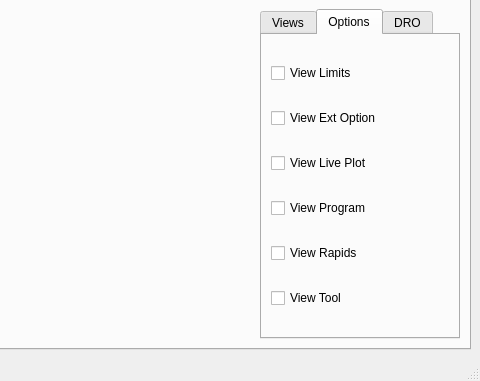
Before: the Qt Designer form examples/xyz/xyz.ui in jethornton/flexgui, drawn with Qt 5; both pictures show x 524 to 1004 and y 420 to 801 of the 1004 by 801 pixel window.
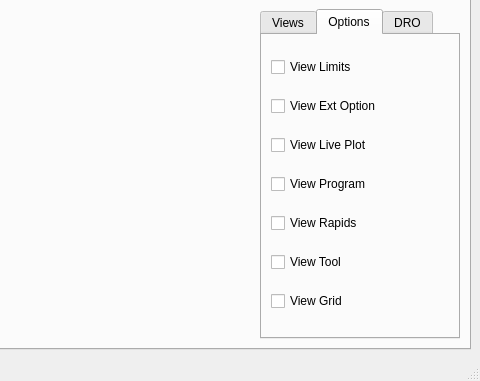
After: the same form once the commit is applied. The open tabs and pages were chosen to show the change.

What changed in the file:
```diff
--- a/examples/xyz/xyz.ui
+++ b/examples/xyz/xyz.ui
@@ -1323,6 +1323,13 @@
               </property>
              </widget>
             </item>
+            <item>
+             <widget class="QCheckBox" name="view_grid_cb">
+              <property name="text">
+               <string>View Grid</string>
+              </property>
+             </widget>
+            </item>
            </layout>
           </widget>
           <widget class="QWidget" name="tab_17">
```
Left out of the diff: 10 changed lines with no effect on the pictures.
